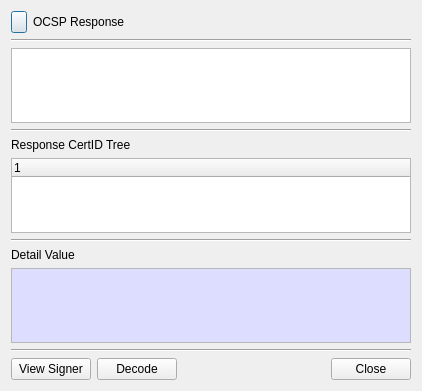
First picture: the form in BerEditor/ocsp_rsp_dlg.ui, repository jykim74/BerEditor, before the edit.
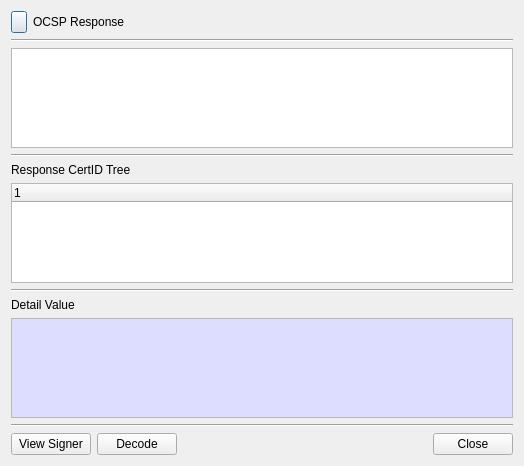
Second picture: the form after the edit. Icons and pictures are not drawn.

Commit message: OCSP 개선

Diff of the .ui file:
```diff
--- a/BerEditor/ocsp_rsp_dlg.ui
+++ b/BerEditor/ocsp_rsp_dlg.ui
@@ -6,8 +6,8 @@
    <rect>
     <x>0</x>
     <y>0</y>
-    <width>418</width>
-    <height>391</height>
+    <width>524</width>
+    <height>466</height>
    </rect>
   </property>
   <property name="windowTitle">
@@ -117,7 +117,7 @@
     <widget class="QPlainTextEdit" name="mInfoText">
      <property name="minimumSize">
       <size>
-       <width>400</width>
+       <width>500</width>
        <height>0</height>
       </size>
      </property>
```
Left out of the diff: 9 changed lines with no effect on the pictures. The commit also changes 4 other files.
